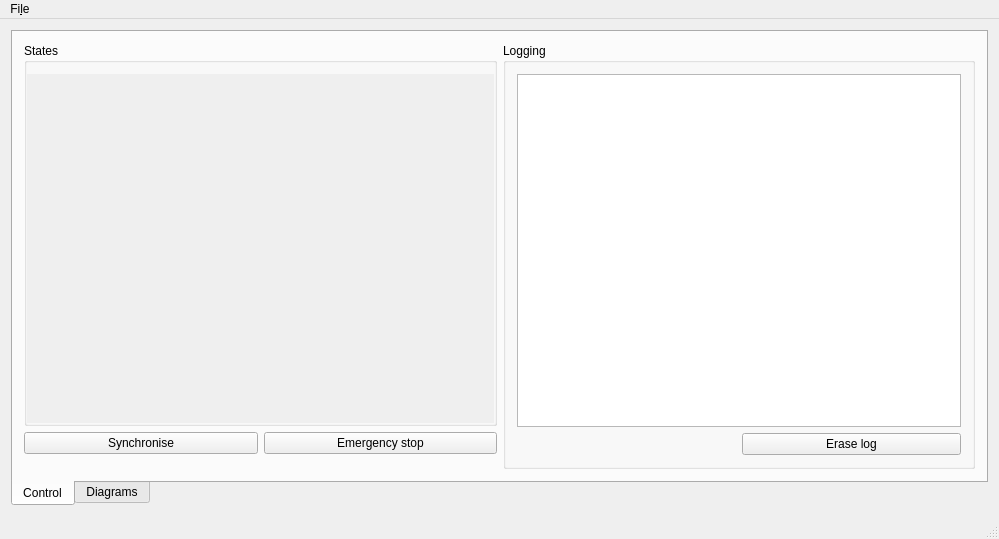
This is robotmon/MainWindow.ui in szotsaki/robot-state-modeller as Qt 5 draws it before an edit. The edited form follows.
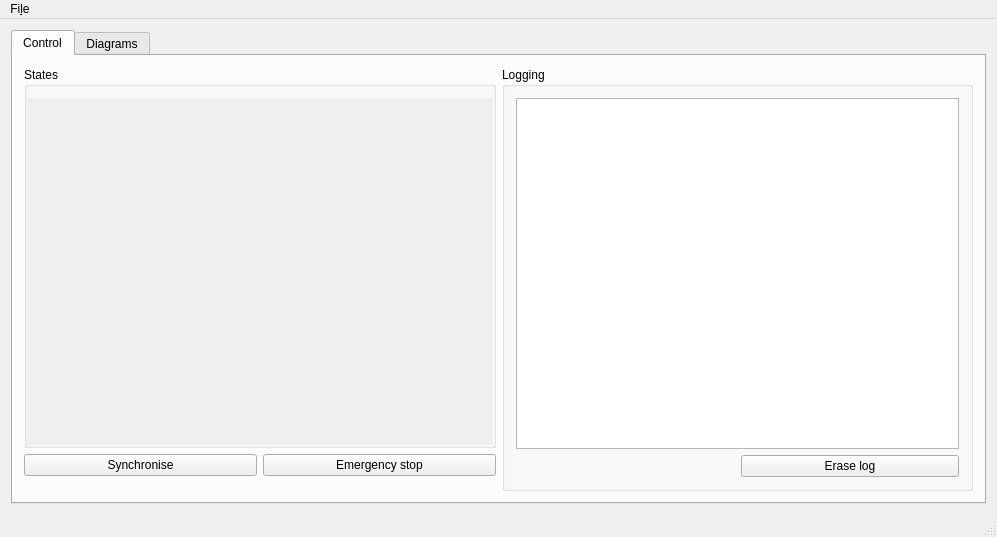
This is the edited form. Icons and pictures are not drawn. Custom widgets are drawn as their Qt base class.

Commit message: Do not let readonly values to be edit on GUI

The edit to the form file:
```diff
--- a/robotmon/MainWindow.ui
+++ b/robotmon/MainWindow.ui
@@ -6,8 +6,8 @@
    <rect>
     <x>0</x>
     <y>0</y>
-    <width>999</width>
-    <height>539</height>
+    <width>997</width>
+    <height>537</height>
    </rect>
   </property>
   <property name="windowTitle">
@@ -21,9 +21,6 @@
    <layout class="QHBoxLayout" name="horizontalLayout">
     <item>
      <widget class="QTabWidget" name="tabWidget">
-      <property name="tabPosition">
-       <enum>QTabWidget::South</enum>
-      </property>
       <property name="currentIndex">
        <number>0</number>
       </property>
@@ -80,8 +77,8 @@
                  <rect>
                   <x>0</x>
                   <y>0</y>
-                  <width>477</width>
-                  <height>376</height>
+                  <width>476</width>
+                  <height>374</height>
                  </rect>
                 </property>
                 <layout class="QVBoxLayout" name="verticalLayoutStates">
@@ -274,7 +271,7 @@
     <rect>
      <x>0</x>
      <y>0</y>
-     <width>999</width>
+     <width>997</width>
      <height>24</height>
     </rect>
    </property>
```
Left out of the diff: 4 changed lines with no effect on the pictures. The commit also changes 3 other files.
